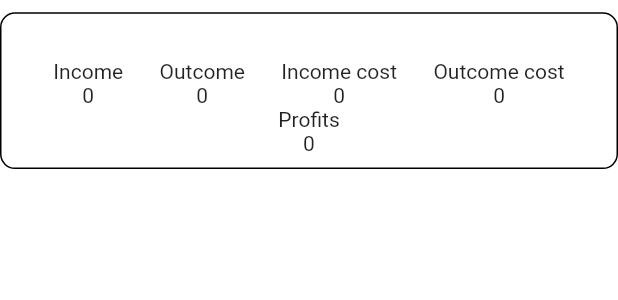
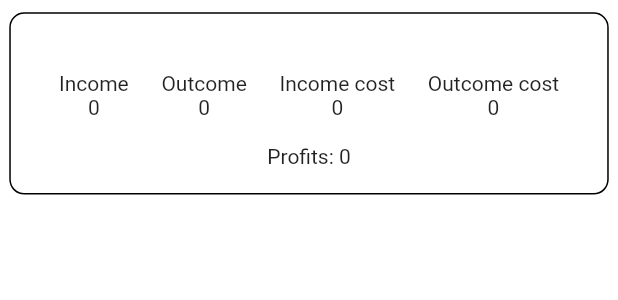
Before and after one commit to A7mDM3tSiM/merchant, a Flutter app: the ReportItemWidget widget shown alone on an empty page, opened directly with empty values, on a phone screen of 412 x 824 dp. Shown: the top 300 px of the screen. Run offline on Flutter 3.47's test engine with Material 2 defaults, Android fonts, the phone set to English and light mode, and no system bars; our stand-ins replace cloud_firestore, dio, firebase_core, fluttertoast, shared_preferences, sqflite; accounts and stored records are empty.

Commit message:
report tested

```diff
--- a/lib/components/routes/routes.dart
+++ b/lib/components/routes/routes.dart
@@ -1,3 +1,4 @@
+import 'package:merchant/view/report/report_view.dart';
 import 'package:merchant/wrapper.dart';
 
 import '../../view/home/home_view.dart';
@@ -10,6 +11,7 @@ class Routes {
   static String splashRoute = '/splash';
   static String homeRoute = '/home';
   static String productRoute = '/product';
+  static String reportRoute = '/report';
 
   /// a set contain all the app routes assigned to widgets
   // (_) is context but it's not needed
@@ -18,5 +20,6 @@ class Routes {
     splashRoute: (_) => const SplashView(),
     homeRoute: (_) => const HomeView(),
     productRoute: (_) => const ProductView(),
+    reportRoute: (_) => const ReportView(),
   };
 }
--- a/lib/main.dart
+++ b/lib/main.dart
@@ -3,6 +3,7 @@ import 'package:flutter/material.dart';
 import 'package:merchant/provider/auth_provider.dart';
 import 'package:merchant/provider/home_provider.dart';
 import 'package:merchant/provider/products_provider.dart';
+import 'package:merchant/provider/report_provider.dart';
 import 'package:merchant/services/database_service.dart';
 import 'package:provider/provider.dart';
 import 'package:shared_preferences/shared_preferences.dart';
@@ -55,6 +56,9 @@ class MyApp extends StatelessWidget {
         ChangeNotifierProvider(
           create: (_) => AuthProvider(),
         ),
+        ChangeNotifierProvider(
+          create: (_) => ReportProvider(),
+        ),
       ],
       child: Consumer<ThemeManegerProvider>(
         builder: (_, theme, __) {
--- a/lib/models/report/report_repo.dart
+++ b/lib/models/report/report_repo.dart
@@ -25,7 +25,7 @@ class ReportRepo {
 
   Future<String> addReportItem(ReportItem reportItem) async {
     final reportItemId = await _fb.addDoc(reportItem.toMap());
-    await _fb.updateDocData(reportItemId, {'id': reportItem});
+    await _fb.updateDocData(reportItemId, {'id': reportItemId});
     return reportItemId;
   }
 
--- a/lib/provider/report_provider.dart
+++ b/lib/provider/report_provider.dart
@@ -25,6 +25,8 @@ class ReportProvider extends ChangeNotifier {
 
     final reportRepo = ReportRepo(month);
     final report = await reportRepo.getReport();
+
+    _report.clear();
     _report.addAll(report);
 
     stopLoading();
--- a/lib/view/widgets/home_bottom_sheet_widget.dart
+++ b/lib/view/widgets/home_bottom_sheet_widget.dart
@@ -135,7 +135,7 @@ class HomeBottomSheetWidget extends StatelessWidget {
                     productId: proId,
                     name: pro.getProductById(proId).name,
                     totalBoughtCount: totalBought,
-                    totalBoughtPrice: (hashCode * price),
+                    totalBoughtPrice: (totalBought * price),
                     totalSoldCount: 0,
                     totalSoldPrice: 0,
                   );
--- a/lib/view/widgets/report_item_widget.dart
+++ b/lib/view/widgets/report_item_widget.dart
@@ -15,7 +15,7 @@ class ReportItemWidget extends StatelessWidget {
     final w = MediaQuery.of(context).size.width;
     return Container(
       padding: EdgeInsets.symmetric(horizontal: w * 0.025, vertical: h * 0.01),
-      margin: EdgeInsets.symmetric(vertical: h * 0.01),
+      margin: EdgeInsets.symmetric(horizontal: w * 0.015, vertical: h * 0.01),
       decoration: BoxDecoration(
         border: Border.all(width: 1, color: Colors.black),
         borderRadius: BorderRadius.circular(10),
@@ -32,6 +32,7 @@ class ReportItemWidget extends StatelessWidget {
               color: Colors.black,
             ),
           ),
+          SizedBox(height: h * 0.01),
           Row(
             mainAxisAlignment: MainAxisAlignment.spaceEvenly,
             children: [
@@ -65,13 +66,15 @@ class ReportItemWidget extends StatelessWidget {
               ),
             ],
           ),
-          Column(
+          SizedBox(height: h * 0.02),
+          Row(
+            mainAxisAlignment: MainAxisAlignment.center,
             crossAxisAlignment: CrossAxisAlignment.center,
             children: [
-              const Text("Profits"),
-              Text(profit().toString()),
+              Text("Profits: ${profit().toString()}"),
             ],
           ),
+          SizedBox(height: h * 0.01),
         ],
       ),
     );
```
Also changed, not shown: lib/view/home/home_view.dart (+11 -1 lines), lib/view/report/report_view.dart (+54 -9 lines).
